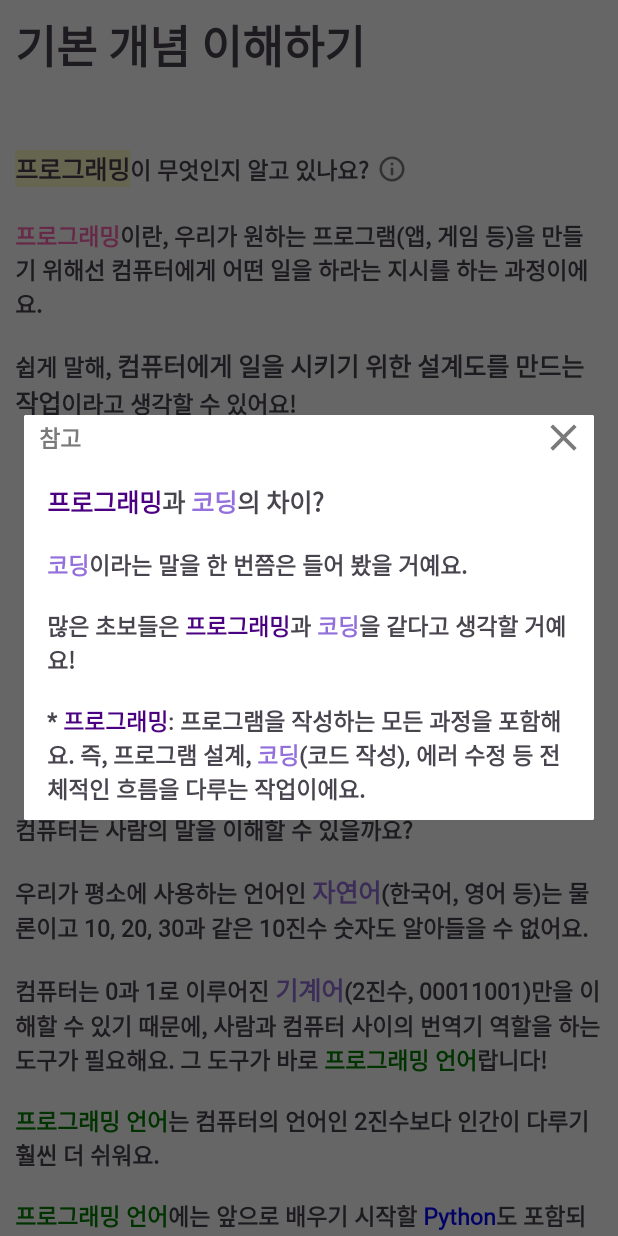
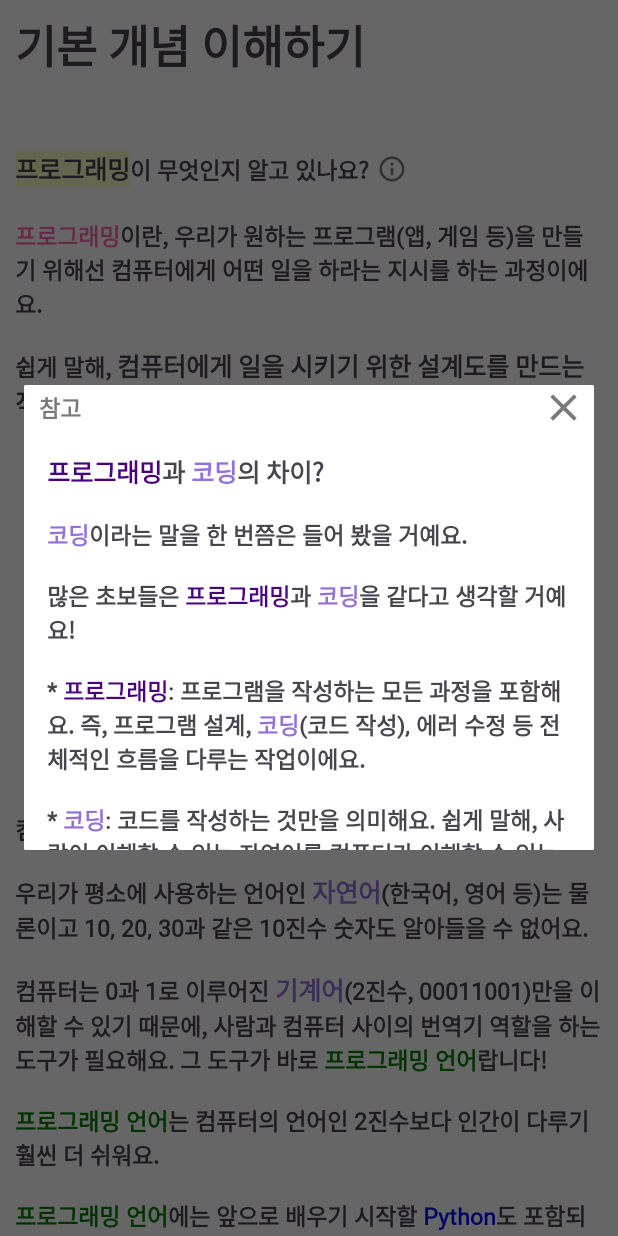
Before and after one commit to SchoolMembers/freeCode, an Android app: the fragment KingNoobFragment2 shown on its own in the app's theme, after a tap on an icon or button, on a phone screen of 412 x 824 dp. Run offline under Robolectric (Android 15) with nearby library versions, the phone set to English and light mode, and no system bars; 1 statement that could not run was skipped.

Commit message:
[update] 다이얼로그 높이 수정

```diff
--- a/app/src/main/res/layout/dialog_info.xml
+++ b/app/src/main/res/layout/dialog_info.xml
@@ -34,7 +34,7 @@
     </androidx.constraintlayout.widget.ConstraintLayout>
     <ScrollView
         android:layout_width="match_parent"
-        android:layout_height="240dp"
+        android:layout_height="280dp"
         android:scrollbars="none">
         <LinearLayout
             android:layout_width="match_parent"
```
